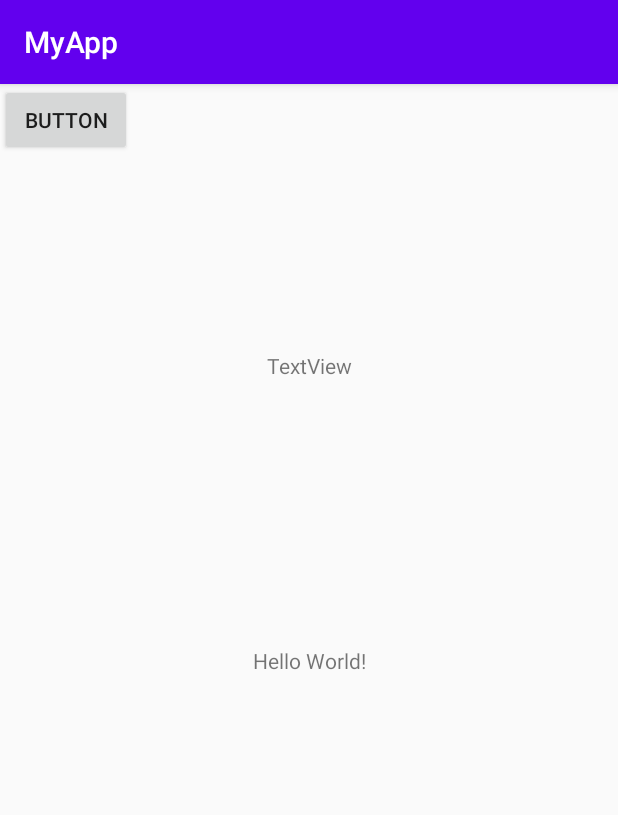
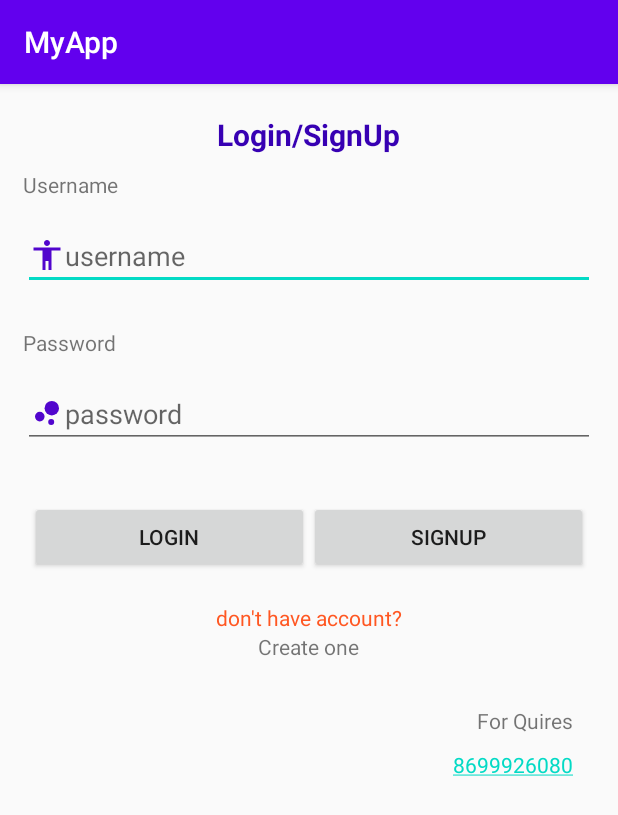
Before and after one commit to hemendrasundar/LinearLayoutAndroidKotlin, an Android app: the screen it shows after launch (MainActivity), on a phone screen of 412 x 824 dp. Shown: the top 815 px of the screen. Run offline under Robolectric (Android 15) with nearby library versions, the phone set to English and light mode, and no system bars.

Commit message:
first commit

```diff
--- a/app/src/main/AndroidManifest.xml
+++ b/app/src/main/AndroidManifest.xml
@@ -1,6 +1,9 @@
 <?xml version="1.0" encoding="utf-8"?>
 <manifest xmlns:android="http://schemas.android.com/apk/res/android"
     package="com.hemendra.myapp">
+    <uses-permission android:name="android.permission.INTERNET"/>
+    <uses-permission android:name="android.permission.WRITE_EXTERNAL_STORAGE"/>
+
 
     <application
         android:allowBackup="true"
@@ -9,6 +12,7 @@
         android:roundIcon="@mipmap/ic_launcher_round"
         android:supportsRtl="true"
         android:theme="@style/AppTheme">
+        <activity android:name=".SecondActivity"></activity>
         <activity android:name=".MainActivity">
             <intent-filter>
                 <action android:name="android.intent.action.MAIN" />
@@ -16,6 +20,7 @@
                 <category android:name="android.intent.category.LAUNCHER" />
             </intent-filter>
         </activity>
+
     </application>
 
 </manifest>
--- /dev/null
+++ b/app/src/main/java/com/hemendra/myapp/SecondActivity.java
@@ -0,0 +1,14 @@
+package com.hemendra.myapp;
+
+import androidx.appcompat.app.AppCompatActivity;
+
+import android.os.Bundle;
+
+public class SecondActivity extends AppCompatActivity {
+
+    @Override
+    protected void onCreate(Bundle savedInstanceState) {
+        super.onCreate(savedInstanceState);
+        setContentView(R.layout.activity_second);
+    }
+}
--- /dev/null
+++ b/app/src/main/res/drawable/ic_baseline_accessibility_24.xml
@@ -0,0 +1,5 @@
+<vector android:height="24dp" android:tint="#5105CD"
+    android:viewportHeight="24" android:viewportWidth="24"
+    android:width="24dp" xmlns:android="http://schemas.android.com/apk/res/android">
+    <path android:fillColor="@android:color/white" android:pathData="M12,2c1.1,0 2,0.9 2,2s-0.9,2 -2,2 -2,-0.9 -2,-2 0.9,-2 2,-2zM21,9h-6v13h-2v-6h-2v6L9,22L9,9L3,9L3,7h18v2z"/>
+</vector>
--- /dev/null
+++ b/app/src/main/res/drawable/ic_baseline_bubble_chart_24.xml
@@ -0,0 +1,7 @@
+<vector android:height="24dp" android:tint="#5105CD"
+    android:viewportHeight="24" android:viewportWidth="24"
+    android:width="24dp" xmlns:android="http://schemas.android.com/apk/res/android">
+    <path android:fillColor="@android:color/white" android:pathData="M7.2,14.4m-3.2,0a3.2,3.2 0,1 1,6.4 0a3.2,3.2 0,1 1,-6.4 0"/>
+    <path android:fillColor="@android:color/white" android:pathData="M14.8,18m-2,0a2,2 0,1 1,4 0a2,2 0,1 1,-4 0"/>
+    <path android:fillColor="@android:color/white" android:pathData="M15.2,8.8m-4.8,0a4.8,4.8 0,1 1,9.6 0a4.8,4.8 0,1 1,-9.6 0"/>
+</vector>
--- a/app/src/main/res/layout/activity_main.xml
+++ b/app/src/main/res/layout/activity_main.xml
@@ -1,37 +1,94 @@
-<?xml version="1.0" encoding="utf-8"?>
-<androidx.constraintlayout.widget.ConstraintLayout xmlns:android="http://schemas.android.com/apk/res/android"
-    xmlns:app="http://schemas.android.com/apk/res-auto"
-    xmlns:tools="http://schemas.android.com/tools"
+<LinearLayout
+    xmlns:android="http://schemas.android.com/apk/res/android"
     android:layout_width="match_parent"
     android:layout_height="match_parent"
-    tools:context=".MainActivity">
+    android:orientation="vertical">
 
     <TextView
-        android:id="@+id/textView2"
+        android:id="@+id/heading_txt"
         android:layout_width="wrap_content"
         android:layout_height="wrap_content"
-        android:text="Hello World!"
-        app:layout_constraintBottom_toBottomOf="parent"
-        app:layout_constraintLeft_toLeftOf="parent"
-        app:layout_constraintRight_toRightOf="parent"
-        app:layout_constraintTop_toTopOf="parent" />
+        android:text="Login/SignUp"
+        android:layout_marginTop="20dp"
+        android:textSize="20sp"
+        android:textStyle="bold"
+        android:textColor="@color/colorPrimaryDark"
+        android:layout_gravity="center"/>
 
-    <Button
-        android:id="@+id/button"
+     <TextView
+         android:layout_width="wrap_content"
+         android:layout_height="wrap_content"
+         android:text="Username"
+         android:layout_marginTop="10dp"
+         android:layout_marginStart="15dp"/>
+    <EditText
+        android:layout_width="match_parent"
+        android:layout_height="wrap_content"
+        android:hint="username"
+        android:drawableLeft="@drawable/ic_baseline_accessibility_24"
+        android:layout_margin="15dp"/>
+    <TextView
         android:layout_width="wrap_content"
         android:layout_height="wrap_content"
-        android:text="Button"
-        tools:layout_editor_absoluteX="168dp"
-        tools:layout_editor_absoluteY="440dp" />
+        android:text="Password"
+        android:layout_marginTop="10dp"
+        android:layout_marginStart="15dp"/>
+    <EditText
+        android:layout_width="match_parent"
+        android:layout_height="wrap_content"
+        android:hint="password"
+        android:drawableLeft="@drawable/ic_baseline_bubble_chart_24"
+        android:inputType="textPassword"
+        android:layout_margin="15dp"/>
+    <LinearLayout
+        android:layout_width="match_parent"
+        android:layout_height="wrap_content"
+        android:layout_margin="20dp"
+        android:orientation="horizontal">
+        <Button
+            android:layout_width="0dp"
+            android:layout_height="wrap_content"
+            android:layout_gravity="start"
+            android:layout_weight="0.5"
+            android:text="Login"/>
+        <Button
+            android:layout_width="0dp"
+            android:layout_height="wrap_content"
+            android:layout_gravity="end"
+            android:layout_weight="0.5"
+            android:text="Signup"/>
+
+
+    </LinearLayout>
 
     <TextView
-        android:id="@+id/textView"
         android:layout_width="wrap_content"
         android:layout_height="wrap_content"
-        android:text="TextView"
-        app:layout_constraintBottom_toTopOf="@+id/textView2"
-        app:layout_constraintEnd_toEndOf="parent"
-        app:layout_constraintStart_toStartOf="parent"
-        app:layout_constraintTop_toTopOf="parent" />
+        android:layout_gravity="center"
+        android:textColor="@color/textcolor"
+        android:text="don't have account?"/>
+    <TextView
+        android:layout_width="wrap_content"
+        android:layout_height="wrap_content"
+        android:layout_gravity="center"
+        android:autoLink="web"
+        android:text="Create one"/>
 
-</androidx.constraintlayout.widget.ConstraintLayout>
+    <TextView
+        android:layout_width="wrap_content"
+        android:layout_height="wrap_content"
+        android:layout_gravity="end"
+        android:layout_marginTop="30dp"
+        android:layout_marginEnd="30dp"
+        android:autoLink="web"
+        android:text="For Quires"/>
+    <TextView
+        android:layout_width="wrap_content"
+        android:layout_height="wrap_content"
+        android:layout_gravity="end"
+        android:layout_marginTop="10dp"
+        android:layout_marginEnd="30dp"
+        android:autoLink="phone"
+        android:text="8699926080"/>
+
+</LinearLayout>
--- /dev/null
+++ b/app/src/main/res/layout/activity_second.xml
@@ -0,0 +1,9 @@
+<?xml version="1.0" encoding="utf-8"?>
+<androidx.constraintlayout.widget.ConstraintLayout xmlns:android="http://schemas.android.com/apk/res/android"
+    xmlns:app="http://schemas.android.com/apk/res-auto"
+    xmlns:tools="http://schemas.android.com/tools"
+    android:layout_width="match_parent"
+    android:layout_height="match_parent"
+    tools:context=".SecondActivity">
+
+</androidx.constraintlayout.widget.ConstraintLayout>
--- a/app/src/main/res/values/colors.xml
+++ b/app/src/main/res/values/colors.xml
@@ -3,4 +3,5 @@
     <color name="colorPrimary">#6200EE</color>
     <color name="colorPrimaryDark">#3700B3</color>
     <color name="colorAccent">#03DAC5</color>
+    <color name="textcolor">#FF5722</color>
 </resources>
--- a/app/src/main/res/values/strings.xml
+++ b/app/src/main/res/values/strings.xml
@@ -1,3 +1,5 @@
 <resources>
     <string name="app_name">MyApp</string>
+    <string name="test">First Application</string>
+
 </resources>
```
Also changed, not shown: app/src/main/res/drawable-v24/img10.jpg (added), 2 other files.
